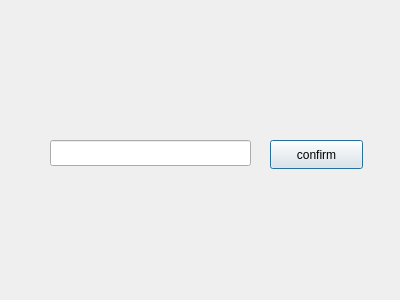
Qt form pass_check.ui (WhyNovaa/Economical-Strategy) before a commit.
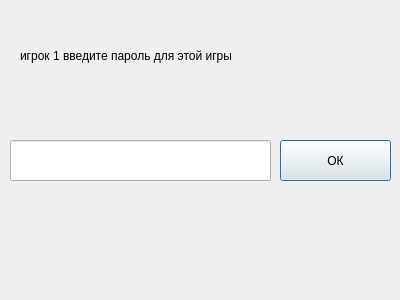
The same form after that commit.

```diff
--- a/pass_check.ui
+++ b/pass_check.ui
@@ -16,37 +16,37 @@
   <widget class="QPushButton" name="pushButton">
    <property name="geometry">
     <rect>
-     <x>270</x>
+     <x>280</x>
      <y>140</y>
-     <width>93</width>
-     <height>29</height>
+     <width>111</width>
+     <height>41</height>
     </rect>
    </property>
    <property name="text">
-    <string>confirm</string>
-   </property>
-  </widget>
-  <widget class="QLineEdit" name="lineEdit">
-   <property name="geometry">
-    <rect>
-     <x>50</x>
-     <y>140</y>
-     <width>201</width>
-     <height>26</height>
-    </rect>
+    <string>ОК</string>
    </property>
   </widget>
   <widget class="QLabel" name="label">
    <property name="geometry">
     <rect>
-     <x>60</x>
-     <y>70</y>
-     <width>301</width>
-     <height>31</height>
+     <x>20</x>
+     <y>30</y>
+     <width>351</width>
+     <height>51</height>
     </rect>
    </property>
    <property name="text">
-    <string/>
+    <string>игрок 1 введите пароль для этой игры</string>
+   </property>
+  </widget>
+  <widget class="QLineEdit" name="lineEdit">
+   <property name="geometry">
+    <rect>
+     <x>10</x>
+     <y>140</y>
+     <width>261</width>
+     <height>41</height>
+    </rect>
    </property>
   </widget>
  </widget>
```
